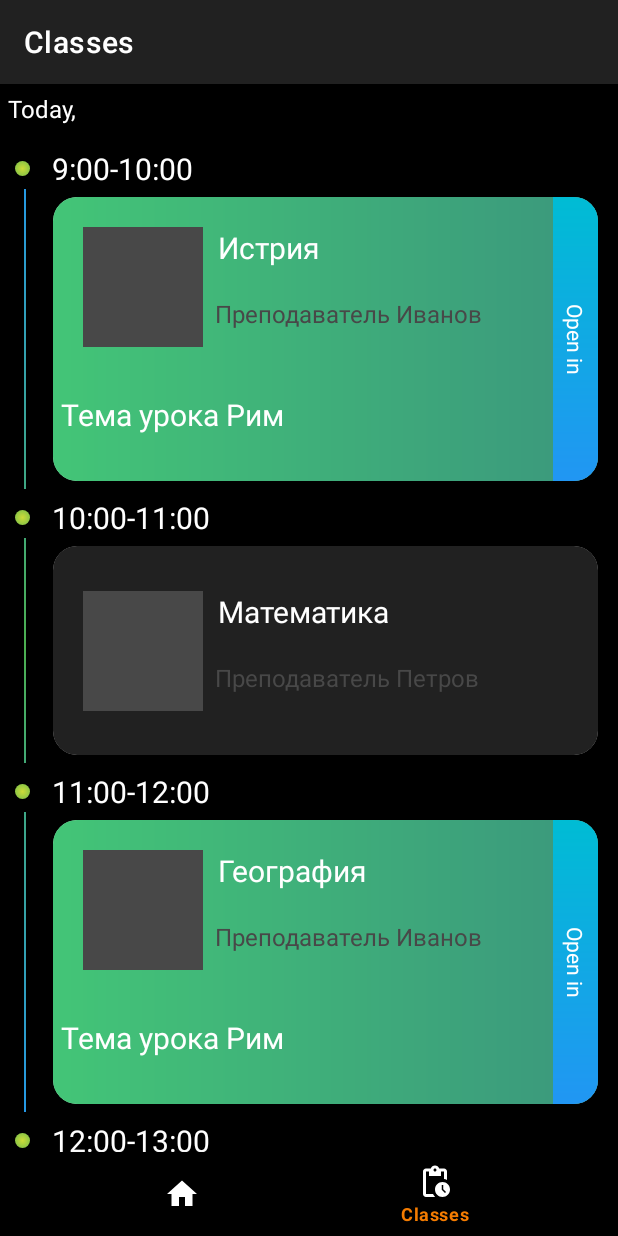
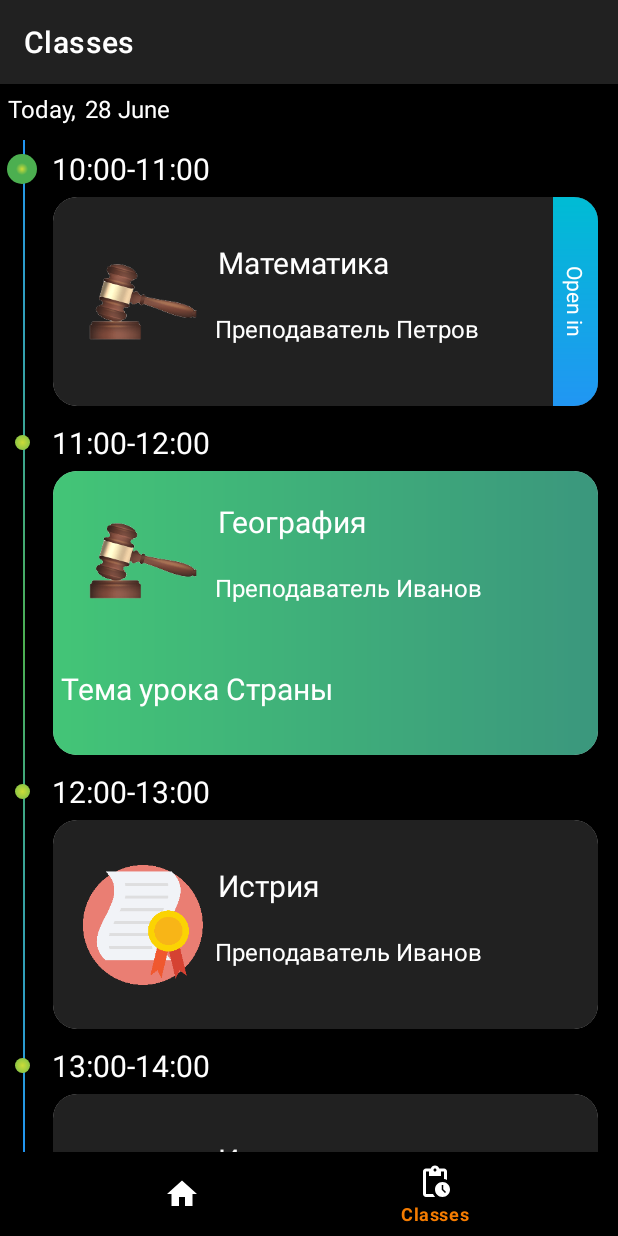
Before and after one commit to kazantsevdv/Timetable, an Android app: the screen it shows after launch (MainActivity), item 2 of the bottom bar chosen, on a phone screen of 412 x 824 dp. Run offline under Robolectric (Android 15) with nearby library versions, the light colour scheme and no system bars; our stand-ins replace Dagger/Hilt's generated code, navigation-ui.

Commit message:
Экране в расписанием

```diff
--- a/app/src/main/AndroidManifest.xml
+++ b/app/src/main/AndroidManifest.xml
@@ -1,7 +1,7 @@
 <?xml version="1.0" encoding="utf-8"?>
 <manifest xmlns:android="http://schemas.android.com/apk/res/android"
     package="com.example.timetable">
-
+<uses-permission android:name="android.permission.INTERNET"/>
     <application
         android:allowBackup="true"
         android:icon="@mipmap/ic_launcher"
--- a/app/src/main/java/com/example/timetable/di/AppModule.kt
+++ b/app/src/main/java/com/example/timetable/di/AppModule.kt
@@ -1,6 +1,7 @@
 package com.example.timetable.di
 
 import com.example.timetable.App
+import com.example.timetable.util.DateUtil
 import dagger.Module
 import dagger.Provides
 import javax.inject.Singleton
@@ -15,4 +16,7 @@ class AppModule(val app: App) {
         return app
     }
 
+    @Singleton
+    @Provides
+    fun provideDateUtil(): DateUtil = DateUtil()
 }
--- a/app/src/main/java/com/example/timetable/di/GlideModule.kt
+++ b/app/src/main/java/com/example/timetable/di/GlideModule.kt
@@ -12,7 +12,7 @@ import javax.inject.Singleton
 class GlideModule {
     @Named("imgUrl")
     @Provides
-    fun imgUrl() = "https://image.tmdb.org/t/p/w500"
+    fun imgUrl() = ""
 
     @Singleton
     @Provides
--- a/app/src/main/java/com/example/timetable/repo/TimetableRepoImpl.kt
+++ b/app/src/main/java/com/example/timetable/repo/TimetableRepoImpl.kt
@@ -8,16 +8,16 @@ class TimetableRepoImpl:TimetableRepo {
     override suspend fun getClasses(date: Date): List<Classes> {
         delay(500)
         return arrayListOf(
-            Classes(0,"9:00","10:00","Истрия","Преподаватель Иванов","Тема урока Рим",""),
-            Classes(0,"10:00","11:00","Математика","Преподаватель Петров","",""),
-            Classes(0,"11:00","12:00","География","Преподаватель Иванов","Тема урока Рим",""),
-            Classes(0,"12:00","13:00","Истрия","Преподаватель Иванов","",""),
-            Classes(0,"13:00","14:00","Истрия","Преподаватель Иванов","",""),
-            Classes(0,"14:00","15:00","Истрия","Преподаватель Иванов","",""),
-            Classes(0,"15:00","16:00","Истрия","Преподаватель Иванов","",""),
-            Classes(0,"16:00","17:00","Истрия","Преподаватель Иванов","",""),
-            Classes(0,"17:00","18:00","Истрия","Преподаватель Иванов","",""),
-            Classes(0,"18:00","19:00","Истрия","Преподаватель Иванов","Тема урока Рим",""),
+            Classes(0,"9:00","10:00","Истрия","Преподаватель Иванов","Тема урока Рим","file:///android_asset/a1.png"),
+            Classes(0,"10:00","11:00","Математика","Преподаватель Петров","","file:///android_asset/a1.png"),
+            Classes(0,"11:00","12:00","География","Преподаватель Иванов","Тема урока Страны","file:///android_asset/a1.png"),
+            Classes(0,"12:00","13:00","Истрия","Преподаватель Иванов","","file:///android_asset/a2.png"),
+            Classes(0,"13:00","14:00","Истрия","Преподаватель Иванов","","file:///android_asset/a1.png"),
+            Classes(0,"14:00","15:00","Истрия","Преподаватель Иванов","","file:///android_asset/a3.png"),
+            Classes(0,"15:00","16:00","Истрия","Преподаватель Иванов","","file:///android_asset/a2.png"),
+            Classes(0,"16:00","17:00","Истрия","Преподаватель Иванов","","file:///android_asset/a1.png"),
+            Classes(0,"17:00","18:00","Истрия","Преподаватель Иванов","","file:///android_asset/a2.png"),
+            Classes(0,"18:00","19:00","Истрия","Преподаватель Иванов","Доп занятие","file:///android_asset/a1.png"),
 
         )
     }
--- a/app/src/main/java/com/example/timetable/ui/classes/AdapterList.kt
+++ b/app/src/main/java/com/example/timetable/ui/classes/AdapterClassesList.kt
@@ -100,9 +100,12 @@ class AdapterList(
             if (layoutPosition != RecyclerView.NO_POSITION) {
                 if (data is DataItem.Classes) {
                     binding.tvClasses.text = data.theme
-                    binding.tvTeacher.text=data.teacher
-                    binding.grOpenin.isVisible=data.openIn
+                    binding.tvTeacher.text = data.teacher
+                    binding.grOpenin.isVisible = data.openIn
+                    if (data.openIn)
+                        binding.cardView.setOnClickListener { onListItemClickListener.onItemClick() }
 
+                    imageLoader.loadInto(data.img,binding.imageView)
                 }
             }
         }
@@ -115,9 +118,12 @@ class AdapterList(
                 if (data is DataItem.ClassesAdd) {
 
                     binding.tvClasses.text = data.theme
-                    binding.tvTeacher.text=data.teacher
-                    binding.tvInfo.text=data.info
-                    binding.grOpenin.isVisible=data.openIn
+                    binding.tvTeacher.text = data.teacher
+                    binding.tvInfo.text = data.info
+                    binding.grOpenin.isVisible = data.openIn
+                    if (data.openIn)
+                        binding.cardView.setOnClickListener { onListItemClickListener.onItemClick() }
+                    imageLoader.loadInto(data.img,binding.imageView)
                 }
             }
         }
--- a/app/src/main/java/com/example/timetable/ui/classes/ClassesFragment.kt
+++ b/app/src/main/java/com/example/timetable/ui/classes/ClassesFragment.kt
@@ -6,6 +6,7 @@ import android.view.View
 import android.view.ViewGroup
 import android.widget.ImageView
 import android.widget.TextView
+import android.widget.Toast
 import androidx.fragment.app.Fragment
 import androidx.fragment.app.viewModels
 import androidx.lifecycle.Observer
@@ -89,6 +90,9 @@ class ClassesFragment : Fragment() {
         viewModel.now.observe(viewLifecycleOwner, {
             binding.tvToday.text = it
         })
+        viewModel.activRow.observe(viewLifecycleOwner, {
+            binding.rvClasses.scrollToPosition(it)
+        })
     }
 
 
@@ -137,7 +141,7 @@ class ClassesFragment : Fragment() {
     private val onListItemClickListener: OnListItemClickListener =
         object : OnListItemClickListener {
             override fun onItemClick() {
-
+                Toast.makeText(context, "открыть скайп", Toast.LENGTH_SHORT).show()
             }
         }
 
--- a/app/src/main/java/com/example/timetable/ui/classes/ClassesViewModel.kt
+++ b/app/src/main/java/com/example/timetable/ui/classes/ClassesViewModel.kt
@@ -4,20 +4,28 @@ import androidx.lifecycle.*
 import com.example.timetable.model.AppState
 import com.example.timetable.repo.TimetableRepo
 import com.example.timetable.ui.classes.model.DataItem
-import kotlinx.coroutines.delay
+import com.example.timetable.util.DateUtil
 import kotlinx.coroutines.launch
 import java.util.*
 import javax.inject.Inject
 import javax.inject.Provider
 
-class ClassesViewModel @Inject constructor(private val repo: TimetableRepo) : ViewModel() {
+class ClassesViewModel @Inject constructor(
+    private val repo: TimetableRepo,
+    private val dateUtil: DateUtil
+) : ViewModel() {
 
     private var _data = MutableLiveData<AppState<List<DataItem>>>()
     var data: LiveData<AppState<List<DataItem>>> = _data
     private var _now = MutableLiveData<String>()
     var now: LiveData<String> = _now
+    private var _activRow = MutableLiveData<Int>()
+    var activRow: LiveData<Int> = _activRow
+
 
     fun getClasses(data: Date) {
+
+        _now.value = dateUtil.getCurrentDate("dd MMMM")
 
 
         _data.value = AppState.Loading(null)
@@ -27,19 +35,30 @@ class ClassesViewModel @Inject constructor(private val repo: TimetableRepo) : Vi
 
                 val newdata: MutableList<DataItem> = mutableListOf()
                 repo.getClasses(data).forEach {
-                    newdata.add(DataItem.Header(it.timeStart, it.timeEnd, false))
+                    val isActiv = dateUtil.isDatePeriod(it.timeStart, it.timeEnd)
+                    if (isActiv) {
+                        _activRow.value = newdata.size
+                    }
+                    newdata.add(
+                        DataItem.Header(
+                            it.timeStart,
+                            it.timeEnd,
+                            isActiv
+                        )
+                    )
+
                     if (it.info.isNullOrEmpty()) {
                         newdata.add(
                             DataItem.Classes(
                                 it.timeStart, it.timeEnd,
-                                it.theme, it.teacher, it.info, it.img, false
+                                it.theme, it.teacher, it.info, it.img, isActiv
                             )
                         )
                     } else {
                         newdata.add(
                             DataItem.ClassesAdd(
                                 it.timeStart, it.timeEnd,
-                                it.theme, it.teacher, it.info, it.img, true
+                                it.theme, it.teacher, it.info, it.img, isActiv
                             )
 
                         )
--- /dev/null
+++ b/app/src/main/java/com/example/timetable/util/DateUtil.kt
@@ -0,0 +1,38 @@
+package com.example.timetable.util
+
+import java.text.SimpleDateFormat
+import java.util.*
+
+class DateUtil {
+    fun getCurrentDate(format: String): String {
+        val sdf = SimpleDateFormat(format, Locale.getDefault())
+        return sdf.format(Date())
+    }
+
+    fun isDatePeriod(start: String, end: String): Boolean {
+
+        val now = Calendar.getInstance(TimeZone.getDefault())
+        val nowHour = now[Calendar.HOUR_OF_DAY]
+        val nowMinute = now[Calendar.MINUTE]
+
+        val formatDate = SimpleDateFormat("HH:mm", Locale.getDefault())
+        val startC = Calendar.getInstance(TimeZone.getDefault())
+        startC.time = formatDate.parse(start)
+        val startHour = startC[Calendar.HOUR_OF_DAY]
+        val startMinute = startC[Calendar.MINUTE]
+        val endC = Calendar.getInstance(TimeZone.getDefault())
+        endC.time = formatDate.parse(end)
+        val endHour = endC[Calendar.HOUR_OF_DAY]
+        val endMinute = endC[Calendar.MINUTE]
+
+        if (nowHour >= startHour && nowMinute >= startMinute && nowHour < endHour) {
+            return true
+        } else if (nowHour >= startHour && nowMinute >= startMinute && nowHour == endHour && nowMinute <= endMinute) {
+            return true
+
+        }
+        return false
+    }
+
+
+}
--- a/app/src/main/res/layout/fragment_classes.xml
+++ b/app/src/main/res/layout/fragment_classes.xml
@@ -36,7 +36,7 @@
         android:id="@+id/line"
         android:layout_width="1dp"
         android:layout_height="0dp"
-        android:layout_marginStart="16dp"
+        android:layout_marginStart="15dp"
         android:src="@drawable/line_gradient"
         app:layout_constraintBottom_toBottomOf="parent"
         app:layout_constraintStart_toStartOf="parent"
--- a/app/src/main/res/layout/item_classes.xml
+++ b/app/src/main/res/layout/item_classes.xml
@@ -50,7 +50,6 @@
                 android:layout_height="80dp"
                 android:layout_margin="20dp"
                 android:adjustViewBounds="true"
-                android:background="@color/primaryLightColor"
                 android:scaleType="fitCenter"
                 app:layout_constraintBottom_toBottomOf="parent"
                 app:layout_constraintStart_toStartOf="parent"
--- a/app/src/main/res/layout/item_classes_add.xml
+++ b/app/src/main/res/layout/item_classes_add.xml
@@ -50,7 +50,6 @@
                 android:layout_height="80dp"
                 android:layout_margin="20dp"
                 android:adjustViewBounds="true"
-                android:background="@color/primaryLightColor"
                 android:scaleType="fitCenter"
                 app:layout_constraintStart_toStartOf="parent"
                 app:layout_constraintTop_toTopOf="parent"
--- a/app/src/main/res/layout/item_classes_add_pad.xml
+++ b/app/src/main/res/layout/item_classes_add_pad.xml
@@ -51,7 +51,6 @@
                 android:layout_height="80dp"
                 android:layout_margin="20dp"
                 android:adjustViewBounds="true"
-                android:background="@color/primaryLightColor"
                 android:scaleType="fitCenter"
                 app:layout_constraintStart_toStartOf="parent"
                 app:layout_constraintTop_toTopOf="parent"
@@ -92,7 +91,7 @@
                 android:layout_marginStart="8dp"
                 android:layout_marginTop="8dp"
                 android:gravity="start"
-                android:textColor="@color/primaryLightColor"
+                android:textColor="@color/primaryTextColor"
                 android:textSize="16sp"
 
                 app:layout_constraintBottom_toBottomOf="@+id/imageView"
--- a/app/src/main/res/layout/item_classes_pad.xml
+++ b/app/src/main/res/layout/item_classes_pad.xml
@@ -52,7 +52,6 @@
                 android:layout_height="80dp"
                 android:layout_margin="20dp"
                 android:adjustViewBounds="true"
-                android:background="@color/primaryLightColor"
                 android:scaleType="fitCenter"
                 app:layout_constraintBottom_toBottomOf="parent"
                 app:layout_constraintStart_toStartOf="parent"
@@ -80,7 +79,7 @@
                 android:layout_marginStart="8dp"
                 android:layout_marginTop="8dp"
                 android:gravity="start"
-                android:textColor="@color/primaryLightColor"
+                android:textColor="@color/primaryTextColor"
                 android:textSize="16sp"
 
                 app:layout_constraintBottom_toBottomOf="@+id/imageView"
--- a/app/src/main/res/layout/item_delimetr.xml
+++ b/app/src/main/res/layout/item_delimetr.xml
@@ -4,7 +4,7 @@
     xmlns:tools="http://schemas.android.com/tools"
     android:layout_width="match_parent"
     android:layout_height="wrap_content"
-    android:background="@color/primaryDarkColor">
+>
 
     <ImageView
         android:id="@+id/iv_now"
@@ -23,7 +23,7 @@
         android:src="@drawable/circle_smal"
         app:layout_constraintBottom_toBottomOf="@+id/tv_date"
         app:layout_constraintEnd_toStartOf="@+id/guideline3"
-        app:layout_constraintHorizontal_bias="0.0"
+
         app:layout_constraintStart_toStartOf="@+id/guideline3"
         app:layout_constraintTop_toTopOf="@+id/tv_date" />
 
```
Also changed, not shown: app/src/main/assets/a1.png (added), app/src/main/assets/a2.png (added), app/src/main/assets/a3.png (added).
